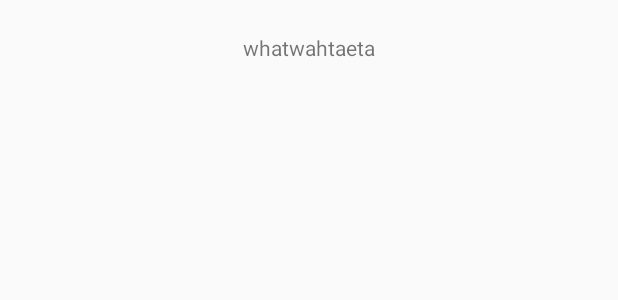
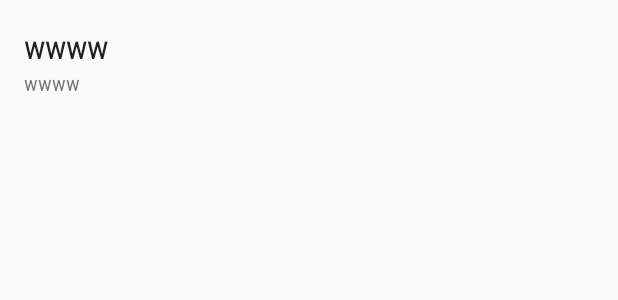
Before and after one commit to whmrtm/Fake_Zhihu, an Android app: the layout list_item_textview.xml on its own in the app's theme, with its tools: preview values and no code run, on a phone screen of 412 x 824 dp. Shown: the top 300 px of the screen. Run offline under Robolectric (Android 15) with nearby library versions, the phone set to English and light mode, and no system bars.

Commit message:
UI change

```diff
--- a/app/src/main/AndroidManifest.xml
+++ b/app/src/main/AndroidManifest.xml
@@ -20,7 +20,12 @@
         </activity>
         <activity
             android:name=".DetailActivity"
-            android:label="@string/title_activity_detail" >
+            android:label="@string/title_activity_detail"
+            android:parentActivityName="MainActivity">
+            <meta-data
+                android:name="android.support.PAREENT_ACTIVITY"
+                android:value="com.example.owen.ub.MainActivity">
+            </meta-data>
         </activity>
     </application>
 
--- a/app/src/main/java/com/example/owen/ub/UBfragment.java
+++ b/app/src/main/java/com/example/owen/ub/UBfragment.java
@@ -76,7 +76,7 @@ public class UBfragment extends Fragment {
 
 //        Initialize the adapter
         mUBtitleAdapter = new ArrayAdapter<String>(getActivity(),
-                R.layout.list_item_textview,R.id.list_item_textview_ub,new ArrayList<String>()
+                R.layout.list_item_textview,R.id.list_title_textview,new ArrayList<String>()
                 );
 
 //        update the adapter
--- a/app/src/main/res/layout/fragment_main.xml
+++ b/app/src/main/res/layout/fragment_main.xml
@@ -4,13 +4,16 @@
     android:paddingRight="@dimen/activity_horizontal_margin"
     android:paddingTop="@dimen/activity_vertical_margin"
     android:paddingBottom="@dimen/activity_vertical_margin" tools:context=".MainActivityFragment">
-
+    <ImageView
+        android:layout_width="match_parent"
+        android:layout_height="100dp"
+        android:src="@drawable/zhihu"
+        />
    <ListView
        android:id="@+id/ub_listview"
        android:layout_width="match_parent"
        android:layout_height="wrap_content"
        >
-
    </ListView>
 
 </RelativeLayout>
--- a/app/src/main/res/layout/list_item_textview.xml
+++ b/app/src/main/res/layout/list_item_textview.xml
@@ -1,8 +1,40 @@
 <?xml version="1.0" encoding="utf-8"?>
-<TextView xmlns:android="http://schemas.android.com/apk/res/android"
+<LinearLayout
+    xmlns:android="http://schemas.android.com/apk/res/android"
     android:layout_width="match_parent"
     android:layout_height="wrap_content"
-    android:id="@+id/list_item_textview_ub"
+    android:gravity="center_vertical"
+    android:orientation="horizontal"
     android:minHeight="?android:attr/listPreferredItemHeight"
-    android:text="whatwahtaeta"
-    android:gravity="center_vertical|center_horizontal" />
+    >
+
+    <LinearLayout
+        android:layout_width="match_parent"
+        android:layout_height="wrap_content"
+        android:orientation="vertical"
+        android:padding="16dp">
+
+        <TextView
+            android:layout_width="match_parent"
+            android:layout_height="wrap_content"
+            android:layout_gravity="center"
+            android:id="@+id/list_title_textview"
+            android:text="wwww"
+            android:fontFamily="sans-serif-condensed"
+            android:textAppearance="?android:textAppearanceLarge"
+             />
+
+        <TextView
+            android:layout_width="match_parent"
+            android:layout_height="wrap_content"
+            android:layout_gravity="center"
+            android:id="@+id/list_intro_textview"
+            android:text="wwww"
+            android:fontFamily="sans-serif-condensed"
+            android:textAppearance="?android:textAppearanceSmall"
+             />
+
+    </LinearLayout>
+
+
+</LinearLayout>
```
Also changed, not shown: app/src/main/res/drawable/arrow1.png (added), app/src/main/res/drawable/arrow2.png (added), app/src/main/res/drawable/zhihu.png (added).
